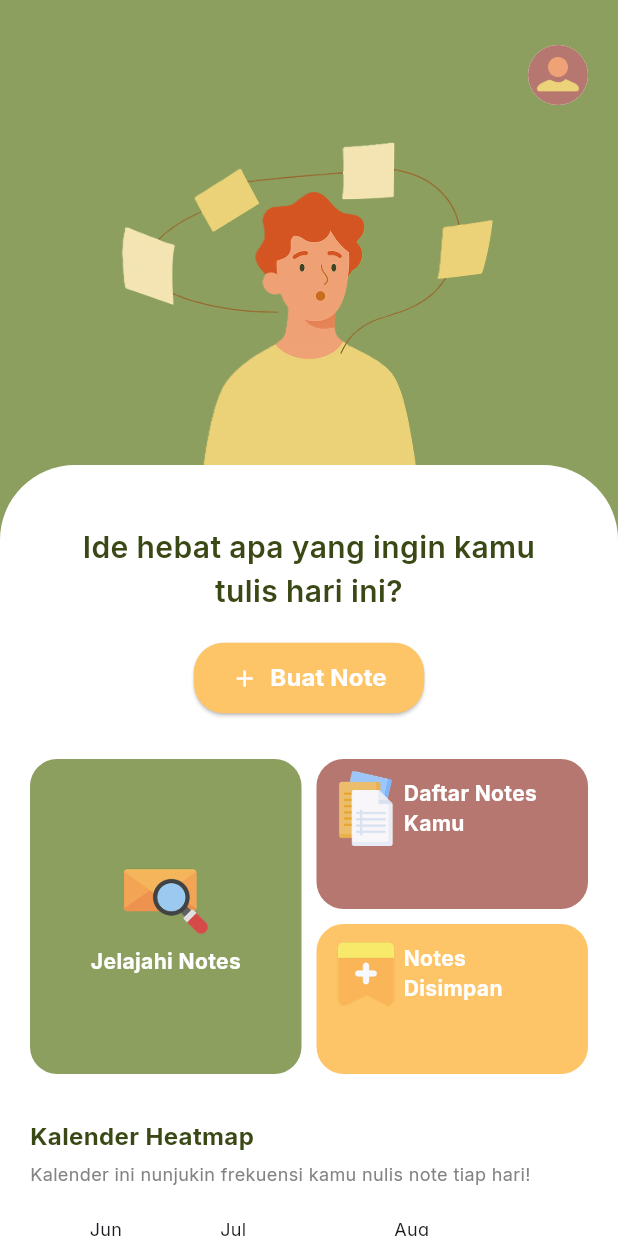
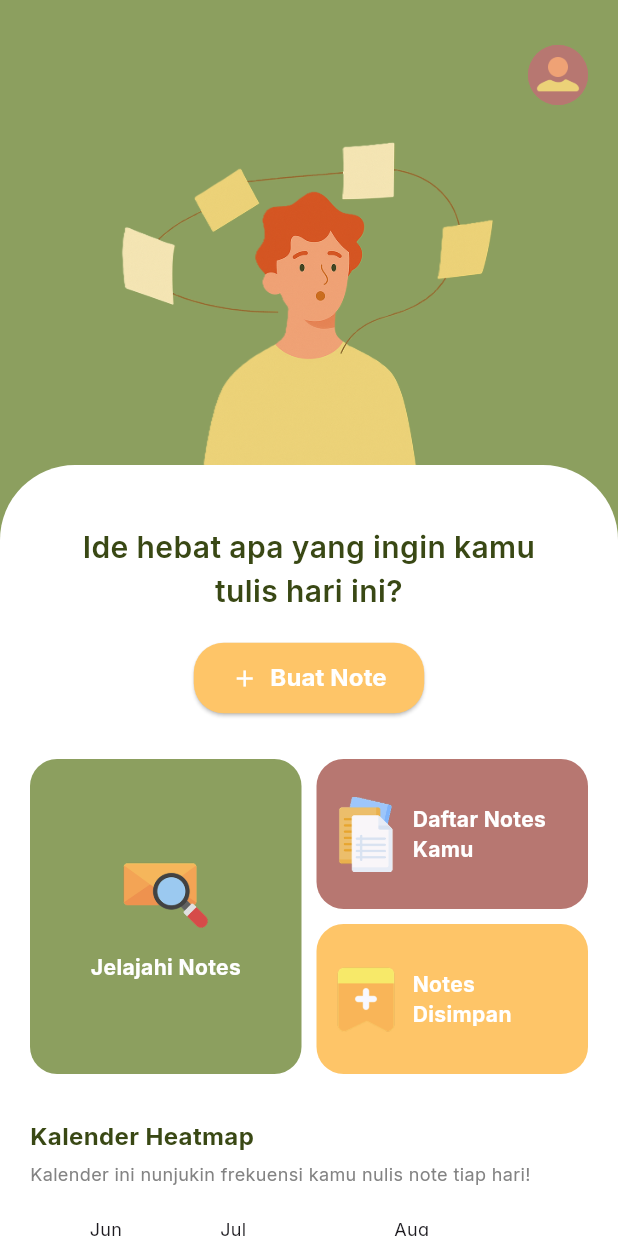
Before and after one commit to ardifx01/notehub, a Flutter app: the HomePage screen opened directly, on a phone screen of 412 x 824 dp. Run offline on Flutter 3.47's test engine with Material 3 defaults, Android fonts, the phone set to English and light mode, and no system bars; drawn by our look-alikes of flutter_heatmap_calendar; our stand-ins replace get, google_fonts, loading_animation_widget, shared_preferences; accounts and stored records are empty.

```diff
--- a/lib/features/home/presentation/home_page.dart
+++ b/lib/features/home/presentation/home_page.dart
@@ -31,7 +31,7 @@ class HomePage extends StatelessWidget {
                         child: Obx(
                           () => CircleAvatar(
                             radius: 20,
-                            backgroundColor: Colors.white,
+                            backgroundColor: AppColors.buttonColor2,
                             backgroundImage: authController.user.value?.foto !=
                                     ''
                                 ? NetworkImage(authController.user.value!.foto)
@@ -105,13 +105,12 @@ class HomePage extends StatelessWidget {
 
                     // Tiga kotak menu
                     Row(
-                      mainAxisAlignment: MainAxisAlignment.spaceBetween,
+                      crossAxisAlignment: CrossAxisAlignment.start,
                       children: [
                         Expanded(
-                          flex: 2,
+                          flex: 1,
                           child: GestureDetector(
                             onTap: () {
-                              // aksi ketika "Jelajahi Notes" ditekan
                               print("Jelajahi Notes ditekan");
                             },
                             child: Container(
@@ -128,6 +127,7 @@ class HomePage extends StatelessWidget {
                                       'assets/images/fyp.png',
                                       height: 60,
                                     ),
+                                    const SizedBox(height: 8),
                                     Text(
                                       "Jelajahi Notes",
                                       style: TextStyle(
@@ -144,12 +144,11 @@ class HomePage extends StatelessWidget {
                         ),
                         const SizedBox(width: 10),
                         Expanded(
-                          flex: 2,
+                          flex: 1,
                           child: Column(
                             children: [
                               GestureDetector(
                                 onTap: () {
-                                  // aksi ketika "Notes Disimpan" ditekan
                                   print("Notes Disimpan ditekan");
                                 },
                                 child: Container(
@@ -158,8 +157,6 @@ class HomePage extends StatelessWidget {
                                     color: AppColors.buttonColor2,
                                     borderRadius: BorderRadius.circular(18),
                                   ),
-                                  child: Align(
-                                    alignment: Alignment.topLeft,
                                   child: Padding(
                                     padding: const EdgeInsets.all(8.0),
                                     child: Row(
@@ -168,13 +165,17 @@ class HomePage extends StatelessWidget {
                                           'assets/images/notes.png',
                                           height: 50,
                                         ),
-                                          Text(
+                                        const SizedBox(width: 6),
+                                        Flexible(
+                                          child: Text(
                                             "Daftar Notes\nKamu",
                                             overflow: TextOverflow.ellipsis,
+                                            maxLines: 3,
                                             style: TextStyle(
                                               color: Colors.white,
                                               fontSize: 14,
                                               fontWeight: FontWeight.bold,
+                                            ),
                                           ),
                                         ),
                                       ],
@@ -182,11 +183,9 @@ class HomePage extends StatelessWidget {
                                   ),
                                 ),
                               ),
-                              ),
                               const SizedBox(height: 10),
                               GestureDetector(
                                 onTap: () {
-                                  // aksi ketika "Notes Disimpan" ditekan
                                   print("Notes Disimpan ditekan");
                                 },
                                 child: Container(
@@ -195,8 +194,6 @@ class HomePage extends StatelessWidget {
                                     color: AppColors.buttonColor3,
                                     borderRadius: BorderRadius.circular(18),
                                   ),
-                                  child: Align(
-                                    alignment: Alignment.topLeft,
                                   child: Padding(
                                     padding: const EdgeInsets.all(8.0),
                                     child: Row(
@@ -205,18 +202,20 @@ class HomePage extends StatelessWidget {
                                           'assets/images/bookmark.png',
                                           height: 50,
                                         ),
-                                          Text(
+                                        const SizedBox(width: 6),
+                                        Flexible(
+                                          child: Text(
                                             "Notes\nDisimpan",
-
                                             overflow: TextOverflow.ellipsis,
+                                            maxLines: 2,
                                             style: TextStyle(
                                               color: Colors.white,
                                               fontSize: 14,
                                               fontWeight: FontWeight.bold,
                                             ),
                                           ),
+                                        ),
                                       ],
-                                      ),
                                     ),
                                   ),
                                 ),
--- a/lib/features/profile/presentation/pages/edit_page.dart
+++ b/lib/features/profile/presentation/pages/edit_page.dart
@@ -51,6 +51,7 @@ class EditPage extends StatelessWidget {
                 color: AppColors.surfaceColor,
                 borderRadius: BorderRadius.circular(18),
               ),
+              child: SingleChildScrollView(
                 child: Column(
                   crossAxisAlignment: CrossAxisAlignment.start,
                   children: [
@@ -105,7 +106,7 @@ class EditPage extends StatelessWidget {
                           hintText: '',
                           controller: controller.passwordController),
                     ),
-                  Expanded(child: SizedBox()),
+                    SizedBox(height: 30),
                     customButton(
                       text: "Konfirmasi",
                       onPressed: () {
@@ -154,6 +155,7 @@ class EditPage extends StatelessWidget {
                   ],
                 ),
               ),
+            ),
           )
         ],
       ),
--- a/pubspec.yaml
+++ b/pubspec.yaml
@@ -42,6 +42,7 @@ dependencies:
   google_fonts: ^6.3.0
   shared_preferences: ^2.5.3
   intl: ^0.20.2
+  image_picker: ^1.2.0
 
 dev_dependencies:
   flutter_test:
```
Also changed, not shown: pubspec.lock, 5 other files. Lines whose indentation alone changed are shown as unchanged.
